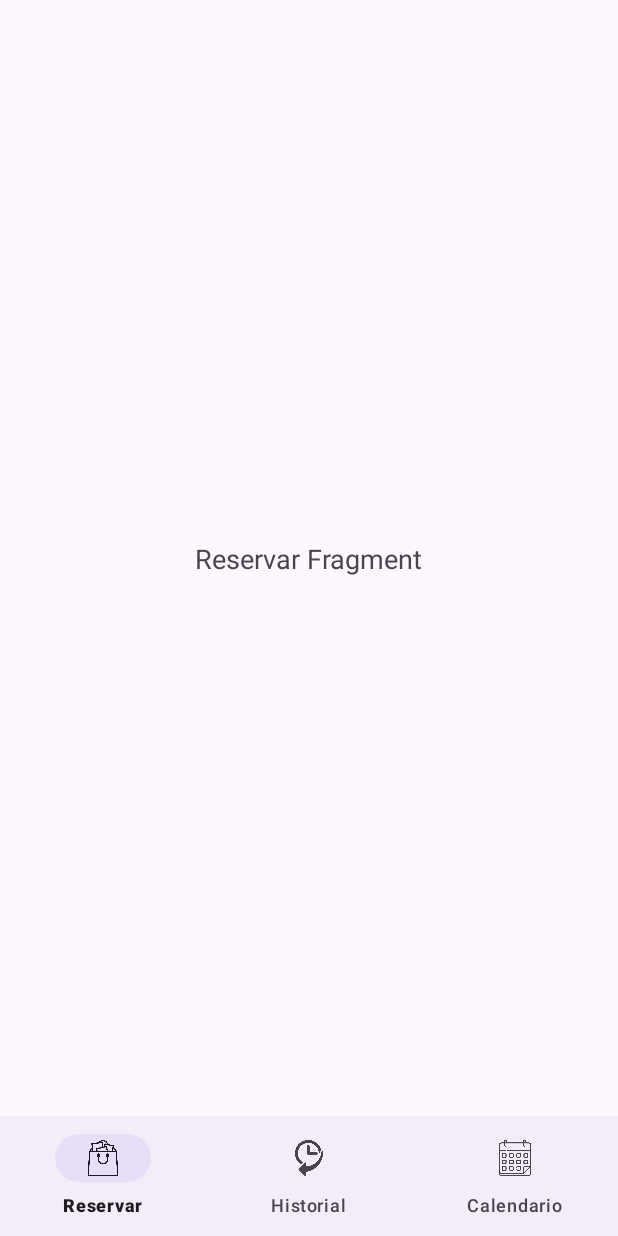
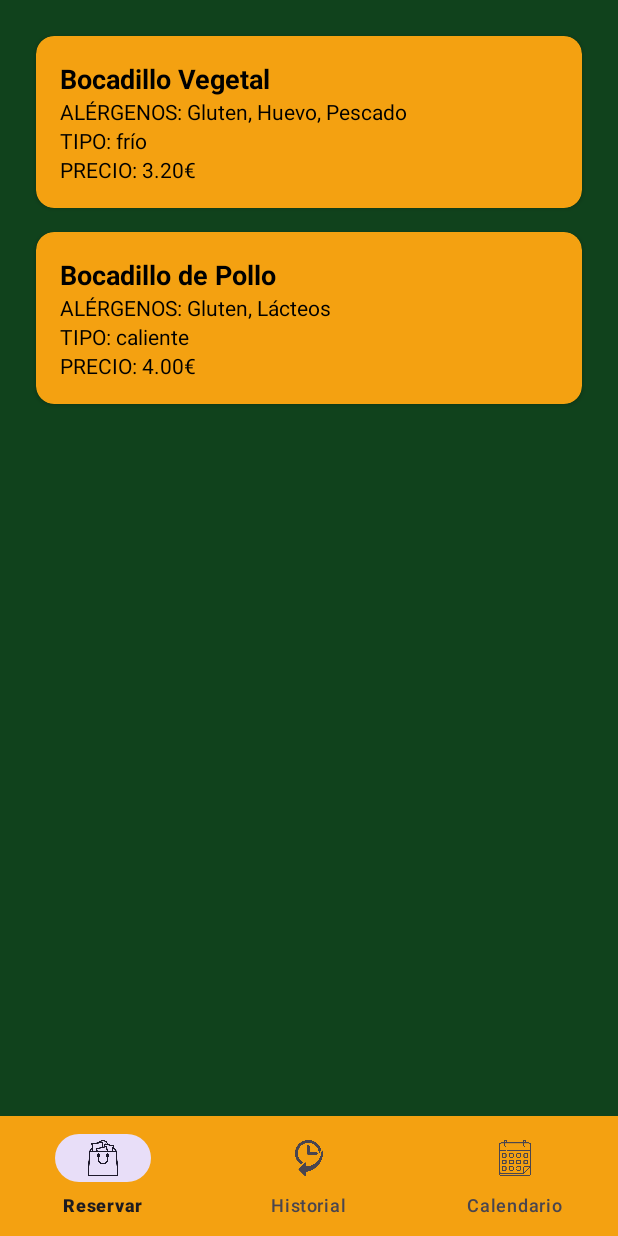
Before and after one commit to JavierMartinezAndreu/BocadilloJava2, an Android app: the ReservarFragment screen opened directly, with no data from a screen before it, on a phone screen of 412 x 824 dp. Run offline under Robolectric (Android 15) with nearby library versions, the phone set to English and light mode, and no system bars; our stand-ins replace navigation-ui.

Commit message:
actualizados los colores de sistema

```diff
--- /dev/null
+++ b/app/src/main/java/com/example/mibocadillo2/data/adapter/BocadilloAdapter.kt
@@ -0,0 +1,32 @@
+package com.example.mibocadillo2.data.adapter
+
+import android.view.LayoutInflater
+import android.view.ViewGroup
+import androidx.recyclerview.widget.RecyclerView
+import com.example.mibocadillo2.data.model.Bocadillo
+import com.example.mibocadillo2.databinding.ItemBocadilloBinding
+
+class BocadilloAdapter(private val listaBocadillos: List<Bocadillo>) :
+    RecyclerView.Adapter<BocadilloAdapter.BocadilloViewHolder>() {
+
+    class BocadilloViewHolder(private val binding: ItemBocadilloBinding) :
+        RecyclerView.ViewHolder(binding.root) {
+        fun bind(bocadillo: Bocadillo) {
+            binding.nombreBocadillo.text = bocadillo.nombre
+            binding.alergenos.text = "ALÉRGENOS: ${bocadillo.alergenos.joinToString(", ")}"
+            binding.tipo.text = "TIPO: ${bocadillo.tipo}"
+            binding.precio.text = "PRECIO: %.2f€".format(bocadillo.precio)
+        }
+    }
+
+    override fun onCreateViewHolder(parent: ViewGroup, viewType: Int): BocadilloViewHolder {
+        val binding = ItemBocadilloBinding.inflate(LayoutInflater.from(parent.context), parent, false)
+        return BocadilloViewHolder(binding)
+    }
+
+    override fun onBindViewHolder(holder: BocadilloViewHolder, position: Int) {
+        holder.bind(listaBocadillos[position])
+    }
+
+    override fun getItemCount(): Int = listaBocadillos.size
+}
--- a/app/src/main/java/com/example/mibocadillo2/data/model/Bocadillo.kt
+++ b/app/src/main/java/com/example/mibocadillo2/data/model/Bocadillo.kt
@@ -2,11 +2,10 @@ package com.example.mibocadillo2.data.model
 
 data class Bocadillo(
     val id: Int,
-    val tipo: Boolean,
-    val descripcion: String,
-    val listaAlergenos: List<String>,
+    val tipo: String,  // "frío" o "caliente"
+    val nombre: String,
+    val ingredientes: List<String>,
+    val alergenos: List<String>,
     val precio: Double,
-    val opcionDescuento: List<String>,
-    val dia: String,
-    val caliente: Boolean
+    val dia: String // Día de la semana en el que se ofrece
 )
--- a/app/src/main/java/com/example/mibocadillo2/ui/alumno/ReservarFragment.kt
+++ b/app/src/main/java/com/example/mibocadillo2/ui/alumno/ReservarFragment.kt
@@ -5,7 +5,12 @@ import android.view.LayoutInflater
 import android.view.View
 import android.view.ViewGroup
 import androidx.fragment.app.Fragment
+import androidx.recyclerview.widget.LinearLayoutManager
+import com.example.mibocadillo2.data.adapter.BocadilloAdapter
+import com.example.mibocadillo2.data.model.Bocadillo
 import com.example.mibocadillo2.databinding.FragmentReservarBinding
+import java.text.SimpleDateFormat
+import java.util.*
 
 class ReservarFragment : Fragment() {
 
@@ -17,7 +22,32 @@ class ReservarFragment : Fragment() {
         savedInstanceState: Bundle?
     ): View {
         _binding = FragmentReservarBinding.inflate(inflater, container, false)
+
+        // Obtener el día actual
+        val diaActual = obtenerDiaActual()
+
+        // Lista simulada de bocadillos
+        val listaBocadillos = listOf(
+            Bocadillo(1, "frío", "Bocadillo Caprese", listOf("pesto", "tomate", "mozzarella"), listOf("Lácteos"), 3.50, "Martes"),
+            Bocadillo(2, "caliente", "Bocadillo de Salchichas y Queso", listOf("salchicha", "queso"), listOf("Lácteos"), 3.75, "Martes"),
+            Bocadillo(3, "frío", "Bocadillo Vegetal", listOf("lechuga", "tomate", "huevo", "atún"), listOf("Gluten", "Huevo", "Pescado"), 3.20, "Miércoles"),
+            Bocadillo(4, "caliente", "Bocadillo de Pollo", listOf("pollo", "queso", "pimiento"), listOf("Gluten", "Lácteos"), 4.00, "Miércoles")
+        )
+
+        // Filtrar los bocadillos del día actual
+        val bocadillosDelDia = listaBocadillos.filter { it.dia == diaActual }
+
+        // Configurar RecyclerView
+        val adapter = BocadilloAdapter(bocadillosDelDia)
+        binding.recyclerView.layoutManager = LinearLayoutManager(requireContext())
+        binding.recyclerView.adapter = adapter
+
         return binding.root
+    }
+
+    private fun obtenerDiaActual(): String {
+        val dateFormat = SimpleDateFormat("EEEE", Locale("es", "ES"))
+        return dateFormat.format(Date()).replaceFirstChar { it.uppercase() } // "Martes", "Miércoles", etc.
     }
 
     override fun onDestroyView() {
--- a/app/src/main/res/layout/activity_alumno.xml
+++ b/app/src/main/res/layout/activity_alumno.xml
@@ -1,5 +1,6 @@
 <?xml version="1.0" encoding="utf-8"?>
-<androidx.constraintlayout.widget.ConstraintLayout xmlns:android="http://schemas.android.com/apk/res/android"
+<androidx.constraintlayout.widget.ConstraintLayout
+    xmlns:android="http://schemas.android.com/apk/res/android"
     xmlns:app="http://schemas.android.com/apk/res-auto"
     xmlns:tools="http://schemas.android.com/tools"
     android:layout_width="match_parent"
@@ -19,12 +20,13 @@
         app:layout_constraintStart_toStartOf="parent"
         app:layout_constraintEnd_toEndOf="parent" />
 
-    <!-- BottomNavigationView -->
+    <!-- BottomNavigationView con fondo amarillo -->
     <com.google.android.material.bottomnavigation.BottomNavigationView
         android:id="@+id/bottomNavigationView"
         android:layout_width="0dp"
         android:layout_height="wrap_content"
         app:menu="@menu/bottom_nav_menu"
+        app:itemBackground="@color/amarillo"
         app:layout_constraintBottom_toBottomOf="parent"
         app:layout_constraintStart_toStartOf="parent"
         app:layout_constraintEnd_toEndOf="parent" />
--- a/app/src/main/res/layout/fragment_reservar.xml
+++ b/app/src/main/res/layout/fragment_reservar.xml
@@ -4,18 +4,13 @@
     xmlns:tools="http://schemas.android.com/tools"
     android:layout_width="match_parent"
     android:layout_height="match_parent"
+    android:background="#10421c"
     tools:context=".ui.alumno.ReservarFragment">
 
-    <!-- Añadir restricciones al TextView -->
-    <TextView
-        android:id="@+id/textView"
-        android:layout_width="wrap_content"
-        android:layout_height="wrap_content"
-        android:text="Reservar Fragment"
-        android:textSize="18sp"
-        app:layout_constraintTop_toTopOf="parent"
-        app:layout_constraintStart_toStartOf="parent"
-        app:layout_constraintEnd_toEndOf="parent"
-        app:layout_constraintBottom_toBottomOf="parent" />
-
+    <androidx.recyclerview.widget.RecyclerView
+        android:id="@+id/recyclerView"
+        android:layout_width="match_parent"
+        android:layout_height="match_parent"
+        android:padding="16dp"
+        app:layoutManager="androidx.recyclerview.widget.LinearLayoutManager" />
 </androidx.constraintlayout.widget.ConstraintLayout>
--- /dev/null
+++ b/app/src/main/res/layout/item_bocadillo.xml
@@ -0,0 +1,50 @@
+<?xml version="1.0" encoding="utf-8"?>
+<androidx.cardview.widget.CardView xmlns:android="http://schemas.android.com/apk/res/android"
+    xmlns:app="http://schemas.android.com/apk/res-auto"
+    android:layout_width="match_parent"
+    android:layout_height="wrap_content"
+    android:layout_margin="8dp"
+    app:cardCornerRadius="12dp"
+    app:cardBackgroundColor="#F4A111">
+
+    <LinearLayout
+        android:layout_width="match_parent"
+        android:layout_height="wrap_content"
+        android:orientation="vertical"
+        android:padding="16dp">
+
+        <TextView
+            android:id="@+id/nombreBocadillo"
+            android:layout_width="wrap_content"
+            android:layout_height="wrap_content"
+            android:text="Bocadillo Caprese"
+            android:textStyle="bold"
+            android:textSize="18sp"
+            android:textColor="@android:color/black" />
+
+        <TextView
+            android:id="@+id/alergenos"
+            android:layout_width="wrap_content"
+            android:layout_height="wrap_content"
+            android:text="ALÉRGENOS: Lácteos"
+            android:textSize="14sp"
+            android:textColor="@android:color/black" />
+
+        <TextView
+            android:id="@+id/tipo"
+            android:layout_width="wrap_content"
+            android:layout_height="wrap_content"
+            android:text="TIPO: frío"
+            android:textSize="14sp"
+            android:textColor="@android:color/black" />
+
+        <TextView
+            android:id="@+id/precio"
+            android:layout_width="wrap_content"
+            android:layout_height="wrap_content"
+            android:text="PRECIO: 3,50€"
+            android:textSize="14sp"
+            android:textColor="@android:color/black" />
+    </LinearLayout>
+
+</androidx.cardview.widget.CardView>
--- a/app/src/main/res/values/colors.xml
+++ b/app/src/main/res/values/colors.xml
@@ -2,4 +2,5 @@
 <resources>
     <color name="black">#FF000000</color>
     <color name="white">#FFFFFFFF</color>
+    <color name="amarillo">#F4A111</color>
 </resources>
--- a/app/src/main/res/values/themes.xml
+++ b/app/src/main/res/values/themes.xml
@@ -1,8 +1,16 @@
 <resources xmlns:tools="http://schemas.android.com/tools">
-    <!-- Base application theme. -->
+    <!-- Base application theme -->
     <style name="Base.Theme.MiBocadillo2" parent="Theme.Material3.DayNight.NoActionBar">
-        <!-- Customize your light theme here. -->
-        <!-- <item name="colorPrimary">@color/my_light_primary</item> -->
+        <!-- Color de la barra de estado (Status Bar) -->
+        <item name="android:statusBarColor">#10421C</item>
+        <item name="android:windowLightStatusBar">false</item> <!-- Texto de la barra en blanco -->
+
+        <!-- Color de la barra de navegación (Navigation Bar) -->
+        <item name="android:navigationBarColor">#10421C</item>
+        <item name="android:windowLightNavigationBar">false</item> <!-- Texto en blanco -->
+
+        <!-- Color de fondo general -->
+        <item name="android:colorBackground">#10421C</item>
     </style>
 
     <style name="Theme.MiBocadillo2" parent="Base.Theme.MiBocadillo2" />
```
